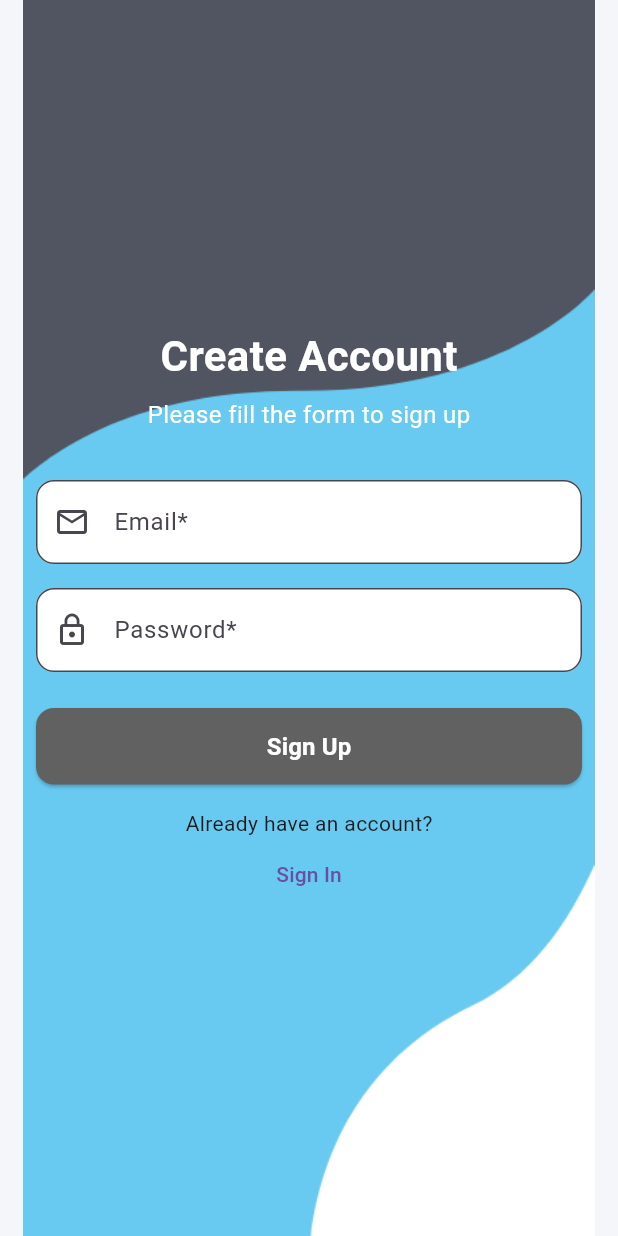
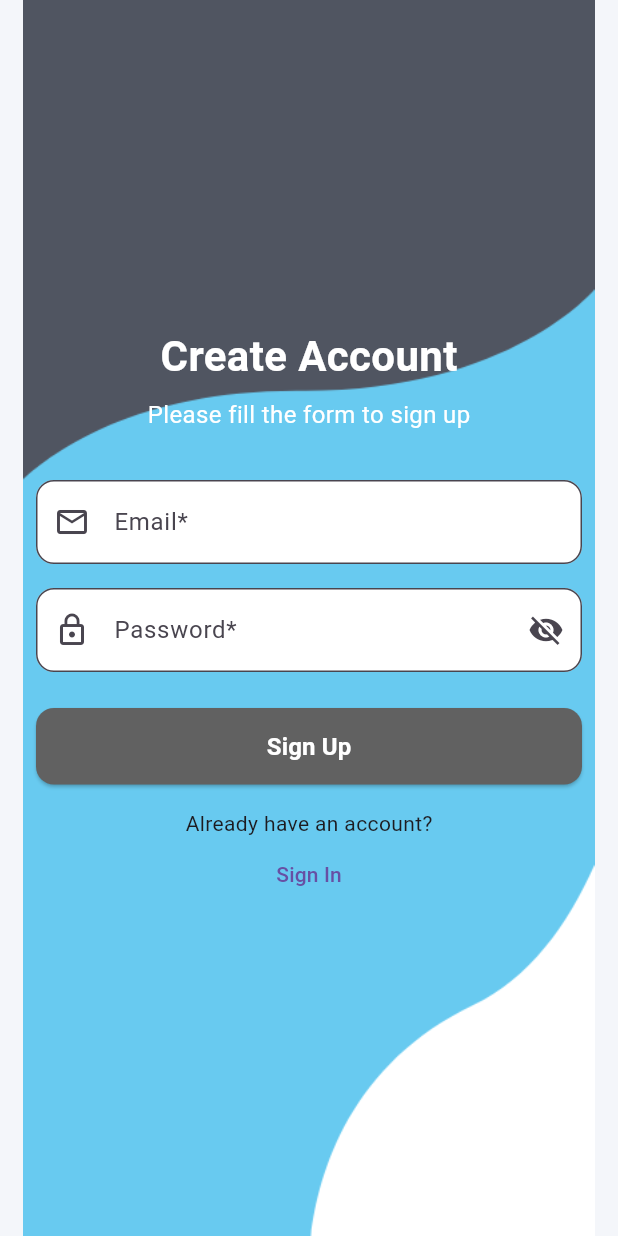
Before and after one commit to Shivam2187/employee_notification_app, a Flutter app: the screen it shows after launch, after a tap on "Sign Up", on a phone screen of 412 x 824 dp. Run offline on Flutter 3.47's test engine with Material 3 defaults, Android fonts, the phone set to English and light mode, and no system bars; our stand-ins replace cached_network_image, cloud_firestore, curved_labeled_navigation_bar, firebase_auth, firebase_core, firebase_messaging and 11 more; missing offline and left inert: animated_icon, carousel_slider_plus, linkify; accounts and stored records are empty; network calls fail.

Commit message:
Password reset feature added

```diff
--- a/lib/features/login/presentation/screens/login_page.dart
+++ b/lib/features/login/presentation/screens/login_page.dart
@@ -39,6 +39,7 @@ class _LoginPageState extends State<LoginPage> {
 
   final _passwordController = TextEditingController();
   final _formKey = GlobalKey<FormState>();
+  bool _obscurePassword = true;
   @override
   void dispose() {
     _emailController.dispose();
@@ -103,14 +104,26 @@ class _LoginPageState extends State<LoginPage> {
                       const SizedBox(height: 16),
                       TextFormField(
                         controller: _passwordController,
-                        obscureText: true,
-                        decoration: const InputDecoration(
+                        obscureText: _obscurePassword,
+                        decoration: InputDecoration(
                           labelText: "Password*",
                           hintText: "Enter your password",
                           fillColor: Colors.white,
                           filled: true,
-                          prefixIcon: Icon(Icons.lock_outline),
-                          border: OutlineInputBorder(
+                          prefixIcon: const Icon(Icons.lock_outline),
+                          suffixIcon: IconButton(
+                            icon: Icon(
+                              _obscurePassword
+                                  ? Icons.visibility_off
+                                  : Icons.visibility,
+                            ),
+                            onPressed: () {
+                              setState(() {
+                                _obscurePassword = !_obscurePassword;
+                              });
+                            },
+                          ),
+                          border: const OutlineInputBorder(
                             borderRadius: BorderRadius.all(Radius.circular(12)),
                           ),
                         ),
@@ -127,7 +140,18 @@ class _LoginPageState extends State<LoginPage> {
                     ],
                   ),
                 ),
-                const SizedBox(height: 16),
+                Align(
+                  alignment: Alignment.centerRight,
+                  child: TextButton(
+                    onPressed: () {
+                      context.push(
+                        '/forgotPasswordPage',
+                        extra: _emailController.text.trim(),
+                      );
+                    },
+                    child: const Text("Forgot Password?"),
+                  ),
+                ),
                 Center(
                   child: SliderButton(
                     buttonColor: Colors.grey.shade700,
--- a/lib/features/login/presentation/screens/sign_up_page.dart
+++ b/lib/features/login/presentation/screens/sign_up_page.dart
@@ -15,10 +15,9 @@ class SignUpScreen extends StatefulWidget {
 
 class _SignUpScreenState extends State<SignUpScreen> {
   final emailCtrl = TextEditingController();
-
   final passCtrl = TextEditingController();
-
   final GlobalKey<FormState> _formKey = GlobalKey<FormState>();
+  bool _obscurePassword = true;
 
   @override
   void dispose() {
@@ -97,14 +96,26 @@ class _SignUpScreenState extends State<SignUpScreen> {
                       const SizedBox(height: 16),
                       TextFormField(
                         controller: passCtrl,
-                        obscureText: true,
-                        decoration: const InputDecoration(
+                        obscureText: _obscurePassword,
+                        decoration: InputDecoration(
                           labelText: "Password*",
                           hintText: "Enter your password",
                           fillColor: Colors.white,
                           filled: true,
-                          prefixIcon: Icon(Icons.lock_outline),
-                          border: OutlineInputBorder(
+                          prefixIcon: const Icon(Icons.lock_outline),
+                          suffixIcon: IconButton(
+                            icon: Icon(
+                              _obscurePassword
+                                  ? Icons.visibility_off
+                                  : Icons.visibility,
+                            ),
+                            onPressed: () {
+                              setState(() {
+                                _obscurePassword = !_obscurePassword;
+                              });
+                            },
+                          ),
+                          border: const OutlineInputBorder(
                             borderRadius: BorderRadius.all(Radius.circular(12)),
                           ),
                         ),
--- a/lib/utils/router_config.dart
+++ b/lib/utils/router_config.dart
@@ -1,5 +1,6 @@
 import 'package:firebase_auth/firebase_auth.dart';
 import 'package:go_router/go_router.dart';
+import 'package:notification_flutter_app/features/login/presentation/screens/forgot_password_page.dart';
 import 'package:notification_flutter_app/features/task_and_notification/presentation/screens/admin_page.dart';
 import 'package:notification_flutter_app/features/task_and_notification/presentation/screens/admin_task_dashboard.dart';
 import 'package:notification_flutter_app/features/task_and_notification/presentation/screens/home_page.dart';
@@ -44,5 +45,10 @@ final routerConfig = GoRouter(
       path: '/signUpScreen',
       builder: (context, state) => const SignUpScreen(),
     ),
+    GoRoute(
+      name: 'ForgotPasswordPage',
+      path: '/forgotPasswordPage',
+      builder: (context, state) => const ForgotPasswordPage(),
+    ),
   ],
 );
```
Also changed, not shown: lib/features/login/presentation/screens/forgot_password_page.dart (added, +122 -0 lines), lib/firebase/login_service.dart (+17 -5 lines).
